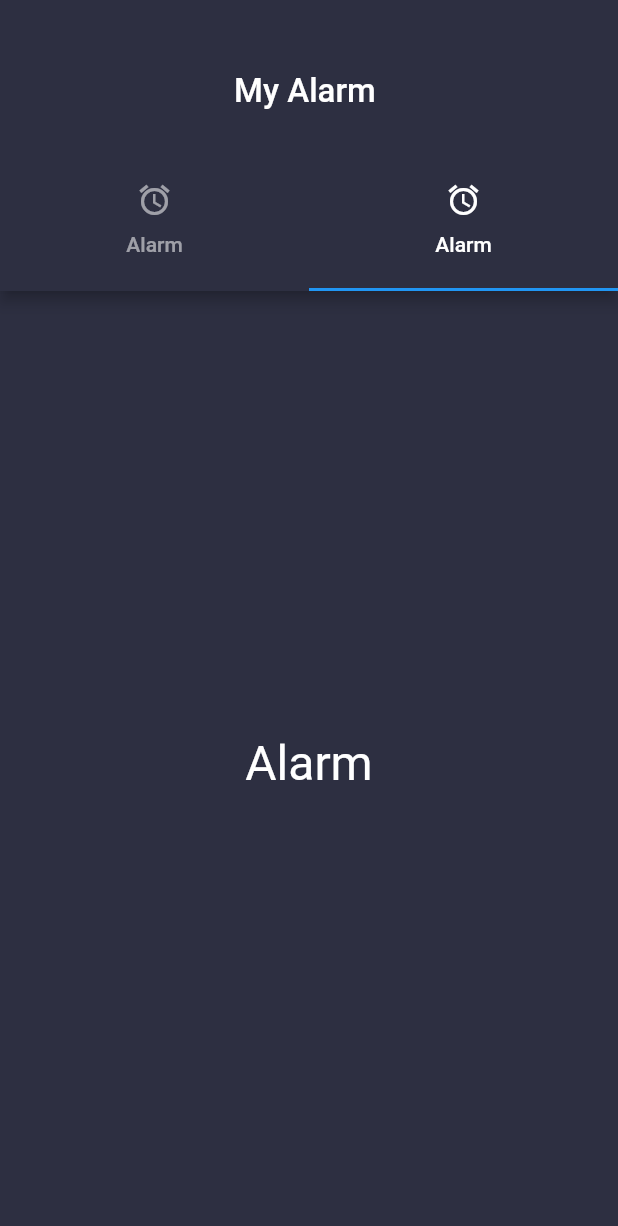
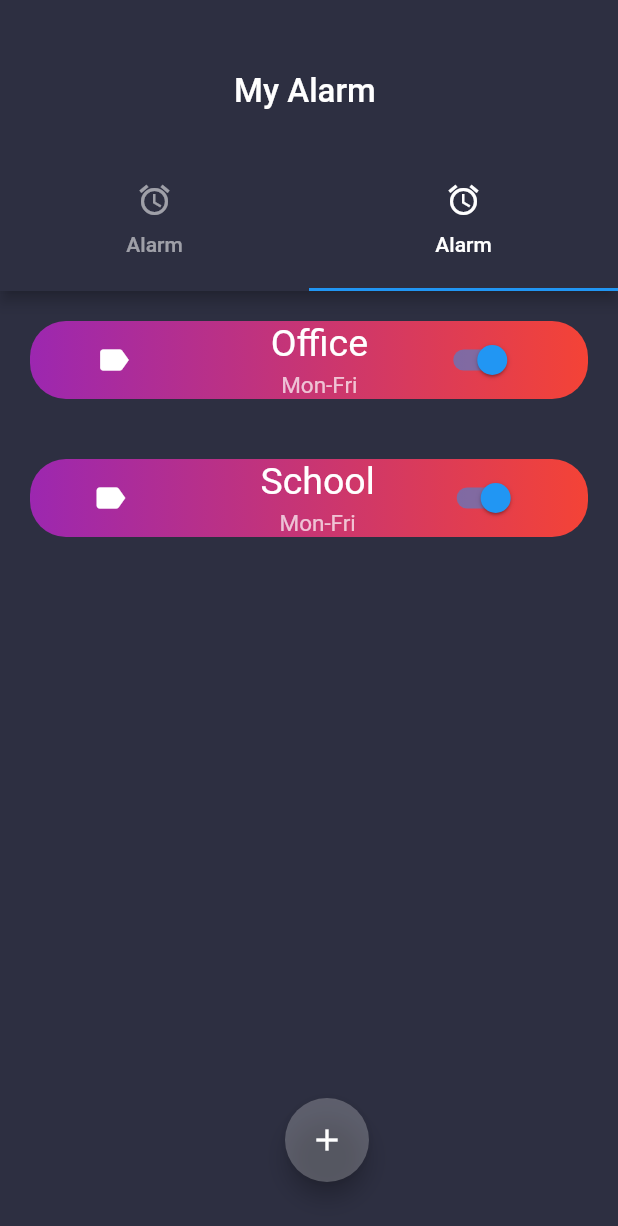
Before and after one commit to SasikaAththanayaka/flutter_alarm_app, a Flutter app: the screen it shows after launch, tab 2 chosen, on a phone screen of 412 x 824 dp. Shown: the top 1226 px of the screen. Run offline on Flutter 3.47's test engine with Material 2 defaults, Android fonts, the phone set to English and light mode, and no system bars.

Commit message:
alarm screen was modified

```diff
--- a/lib/model/alarm_info.dart
+++ b/lib/model/alarm_info.dart
@@ -8,4 +8,5 @@ class AlarmInfo {
 
 List<AlarmInfo> alarm = [
   AlarmInfo(DateTime.now().add(Duration(hours: 1)), description: "Office"),
+  AlarmInfo(DateTime.now().add(Duration(hours: 1)), description: "School"),
 ];
--- a/lib/screens/alarmScreen.dart
+++ b/lib/screens/alarmScreen.dart
@@ -1,3 +1,4 @@
+import 'package:alarm_app/model/alarm_info.dart';
 import 'package:flutter/material.dart';
 
 class AlarmScreen extends StatefulWidget {
@@ -8,18 +9,100 @@ class AlarmScreen extends StatefulWidget {
 class _AlarmScreenState extends State<AlarmScreen> {
   @override
   Widget build(BuildContext context) {
-    return Container(
+    return Scaffold(
+      backgroundColor: Color(0xFF2D2F41),
+      body: Container(
         child: Column(
           mainAxisAlignment: MainAxisAlignment.center,
           children: <Widget>[
-          Text(
+            /*Text(
               "Alarm",
               style: TextStyle(
                 color: Colors.white,
                 fontSize: 32.0,
               ),
+            ),*/
+            Expanded(
+              child: ListView.builder(
+                  itemCount: alarm.length,
+                  itemBuilder: (BuildContext context, int index) {
+                    final a = alarm[index];
+                    return Padding(
+                      padding: const EdgeInsets.symmetric(
+                        vertical: 20.0,
+                        horizontal: 20.0,
+                      ),
+                      child: Container(
+                        decoration: BoxDecoration(
+                          gradient: LinearGradient(
+                            colors: [Colors.purple, Colors.red],
+                            begin: Alignment.centerLeft,
+                            end: Alignment.centerRight,
+                          ),
+                          borderRadius: BorderRadius.all(
+                            Radius.circular(24.0),
+                          ),
+                        ),
+                        child: Row(
+                          mainAxisAlignment: MainAxisAlignment.spaceEvenly,
+                          children: <Widget>[
+                            Icon(
+                              Icons.label,
+                              color: Colors.white,
+                              size: 24,
+                            ),
+                            SizedBox(
+                              width: 5.0,
+                            ),
+                            Column(
+                              mainAxisAlignment: MainAxisAlignment.spaceEvenly,
+                              children: <Widget>[
+                                Text(
+                                  a.description,
+                                  style: TextStyle(
+                                    color: Colors.white,
+                                    fontSize: 25.0,
+                                  ),
+                                ),
+                                SizedBox(
+                                  height: 5.0,
+                                ),
+                                Text(
+                                  "Mon-Fri",
+                                  style: TextStyle(
+                                    color: Colors.white70,
+                                    fontSize: 15.0,
+                                  ),
+                                ),
+                              ],
+                            ),
+                            Switch(
+                              value: true,
+                              onChanged: (bool value) {},
+                            ),
+                          ],
+                        ),
+                      ),
+                    );
+                  }),
             )
           ],
+        ),
+      ),
+      floatingActionButton: Padding(
+        padding: const EdgeInsets.only(
+          //left: 150.0,
+          right: 150.0,
+          bottom: 20.0,
+        ),
+        child: FloatingActionButton(
+          backgroundColor: Colors.white24,
+          onPressed: () {},
+          child: Icon(
+            Icons.add,
+            color: Colors.white,
+          ),
+        ),
       ),
     );
   }
```
Lines whose indentation alone changed are shown as unchanged.
